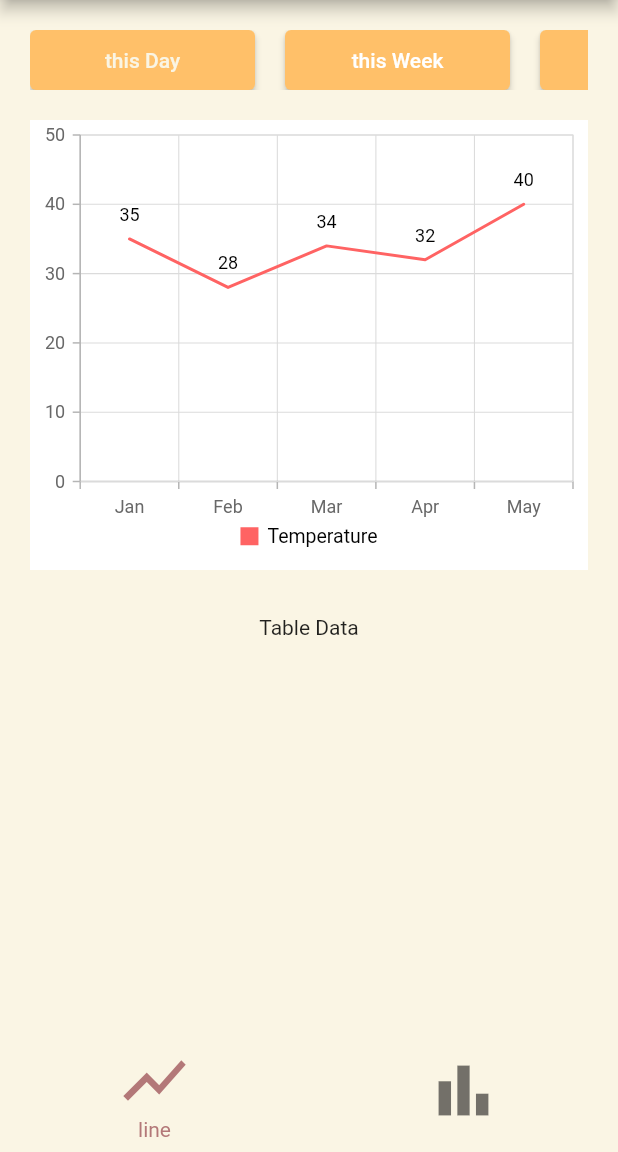
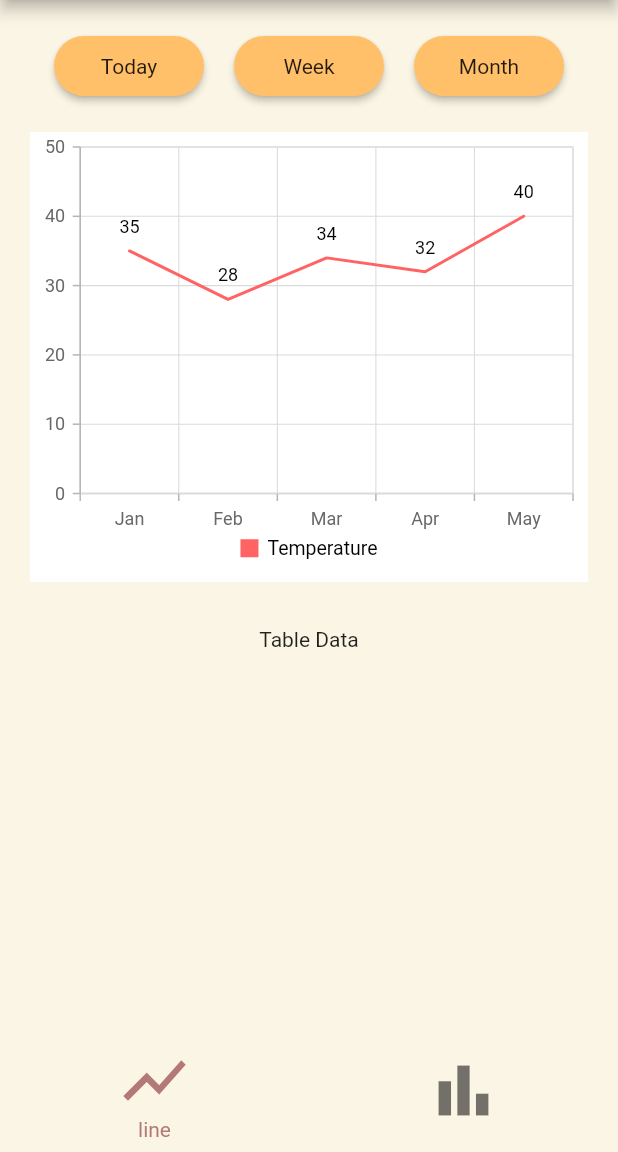
Before and after one commit to badroouk/PfeProjet, a Flutter app: the tempPage screen opened directly, on a phone screen of 412 x 824 dp, the part 84-1236 px from its top. Run offline on Flutter 3.47's test engine with Material 2 defaults, Android fonts, the light colour scheme and no system bars; our stand-ins replace font_awesome_flutter, syncfusion_flutter_charts.

Commit message:
new commit

```diff
--- a/lib/botBarPages/tempPage.dart
+++ b/lib/botBarPages/tempPage.dart
@@ -44,6 +44,7 @@ class _tempPageState extends State<tempPage> {
       bottomNavigationBar: BottomNavigationBar(
         showSelectedLabels: true,
         showUnselectedLabels: false,
+        landscapeLayout: BottomNavigationBarLandscapeLayout.centered,
         currentIndex: index,
         onTap: (int newInd) {
           setState(() {
--- a/lib/botBarPages/tempShowChart.dart
+++ b/lib/botBarPages/tempShowChart.dart
@@ -17,25 +17,21 @@ class showChart extends StatelessWidget {
       body: Padding(
         padding: const EdgeInsets.all(20.0),
         child: Column(children: [
-          Container(
-            height: 40,
-            width: 1000,
-            child: ListView(scrollDirection: Axis.horizontal, children: [
-              toggleButton(
-                child: Text("this Day", style: TextStyle(
-                  color: Color(0xFFFAF5E4),
-                ),),
-              ),
+          Row(
+            mainAxisAlignment: MainAxisAlignment.center,
+            children: <Widget>[
+              toggleButton(press: () {}, child: [
+                Text('Today'),
+              ]),
               SizedBox(width: 20),
-              toggleButton(
-                child: Text("this Week"),
-              ),
+              toggleButton(press: () {}, child: [
+                Text('Week'),
+              ]),
               SizedBox(width: 20),
-              toggleButton(
-                child: Text("this Month"),
-              ),
-              SizedBox(width: 20),
-            ]),
+              toggleButton(press: () {}, child: [
+                Text('Month'),
+              ])
+            ],
           ),
           SizedBox(height: 20),
 //Initialize the chart widget
@@ -66,20 +62,23 @@ class showChart extends StatelessWidget {
 }
 
 class toggleButton extends StatelessWidget {
-  const toggleButton({required this.child});
-  final Widget child;
+  toggleButton({required this.press, required this.child});
+  final press;
+  final List<Widget> child;
   @override
   Widget build(BuildContext context) {
-    return ElevatedButton(
-      style: ButtonStyle(
-          backgroundColor: MaterialStateProperty.all(Color(0xFFFFC069)),
-          fixedSize: MaterialStateProperty.all(Size(150, 30))),
-      onPressed: () {},
-      child: child,
+    return RawMaterialButton(
+      child: Column(
+        mainAxisAlignment: MainAxisAlignment.center,
+        children: child,
+      ),
+      onPressed: press,
+      shape: StadiumBorder(),
+      fillColor: Color(0xFFFFC069),
+      constraints: BoxConstraints.tightFor(width: 100.0, height: 40.0),
     );
   }
 }
-
 class _SalesData {
   _SalesData(this.year, this.sales);
 
```
